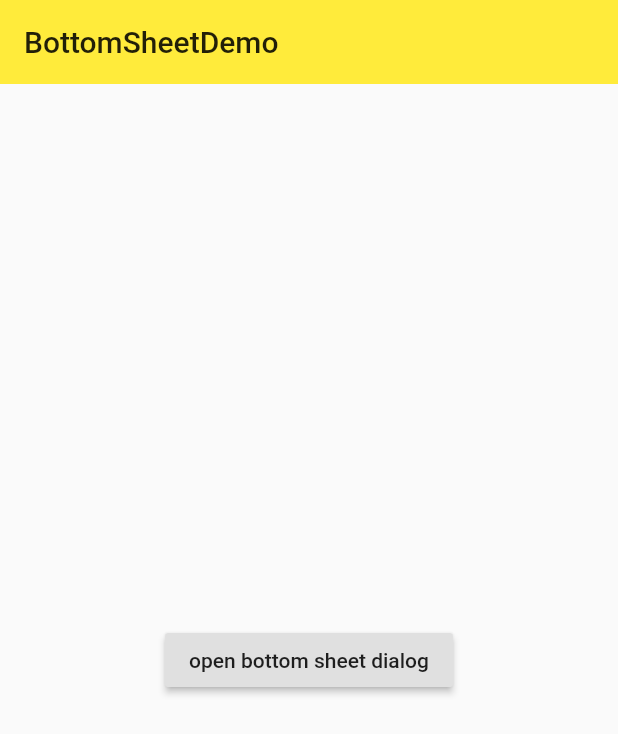
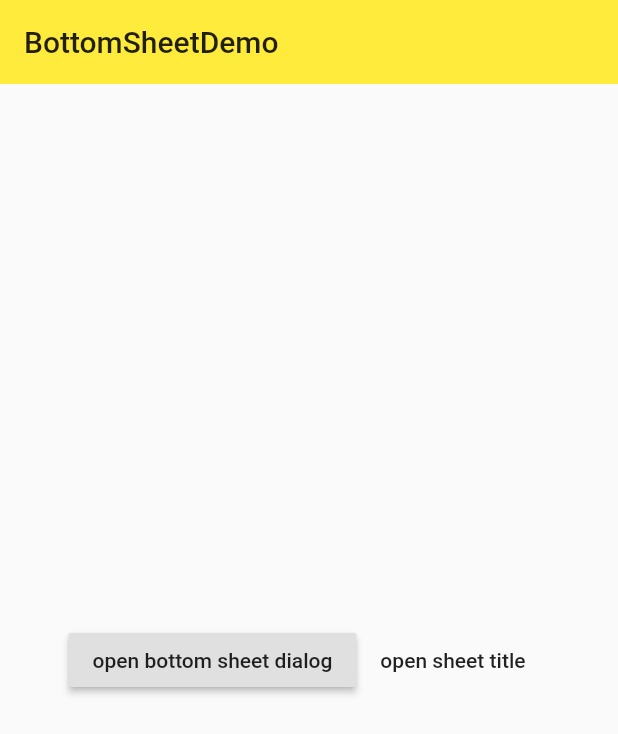
Before and after one commit to zhangGith/hello_demo, a Flutter app: the BottomSheetDemo screen opened directly, on a phone screen of 412 x 824 dp. Shown: the top 734 px of the screen. Run offline on Flutter 3.47's test engine with Material 2 defaults, Android fonts, the phone set to English and light mode, and no system bars.

Commit message:
sheet title

```diff
--- a/lib/demo/bottom_sheet_demo.dart
+++ b/lib/demo/bottom_sheet_demo.dart
@@ -8,6 +8,7 @@ class BottomSheetDemo extends StatefulWidget {
 class _BottomSheetDemoState extends State<BottomSheetDemo> {
 
   final _bottomSheetStyleKey = GlobalKey<ScaffoldState>();
+
   _openBottomSheet() {
     _bottomSheetStyleKey
     .currentState
@@ -30,6 +31,23 @@ class _BottomSheetDemoState extends State<BottomSheetDemo> {
     });
   }
 
+  _openBottomSheetTitle() {
+      showModalBottomSheet(context: context,
+      builder: (context) {
+        return Container(
+            height: 200.0,
+            child: Column(
+              children: <Widget>[
+                ListTile(title: Text('option a'),),
+                ListTile(title: Text('option a'),),
+                ListTile(title: Text('option a'),),
+              ],
+            ),
+        );
+      }
+    );
+  }
+
   @override
   Widget build(BuildContext context) {
     return Scaffold(
@@ -50,6 +68,9 @@ class _BottomSheetDemoState extends State<BottomSheetDemo> {
                   onPressed: _openBottomSheet,
                   child: Text('open bottom sheet dialog'),
                 ),
+                FlatButton(onPressed: _openBottomSheetTitle,
+                  child: Text('open sheet title'),
+                ),
               ],
             ),
           ],
```
